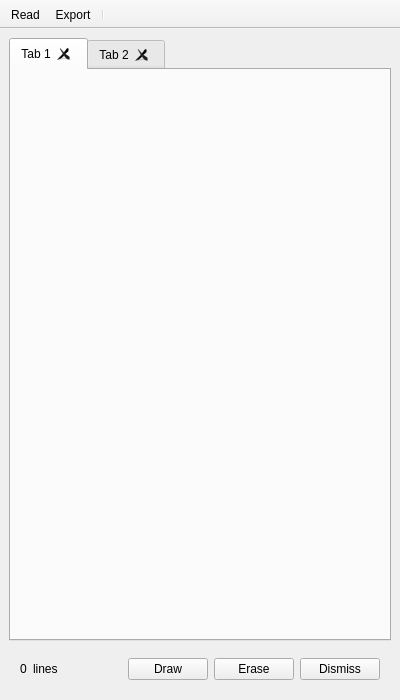
Old version of the form specviz/plugins/line_labels/ui/linelists_window.ui in the repository nmearl/specviz.
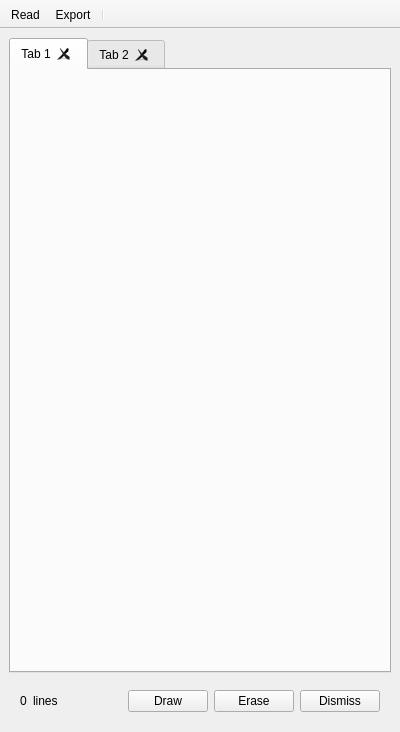
New version of the form. Icons and pictures are not drawn.

Commit message: Testing possible selection/activation behaviors for a line labels plugin.

The edit to the form file:
```diff
--- a/specviz/plugins/line_labels/ui/linelists_window.ui
+++ b/specviz/plugins/line_labels/ui/linelists_window.ui
@@ -7,7 +7,7 @@
     <x>0</x>
     <y>0</y>
     <width>400</width>
-    <height>700</height>
+    <height>732</height>
    </rect>
   </property>
   <property name="sizePolicy">
```
Left out of the diff: 58 changed lines with no effect on the pictures. The commit also changes 2 other files.
